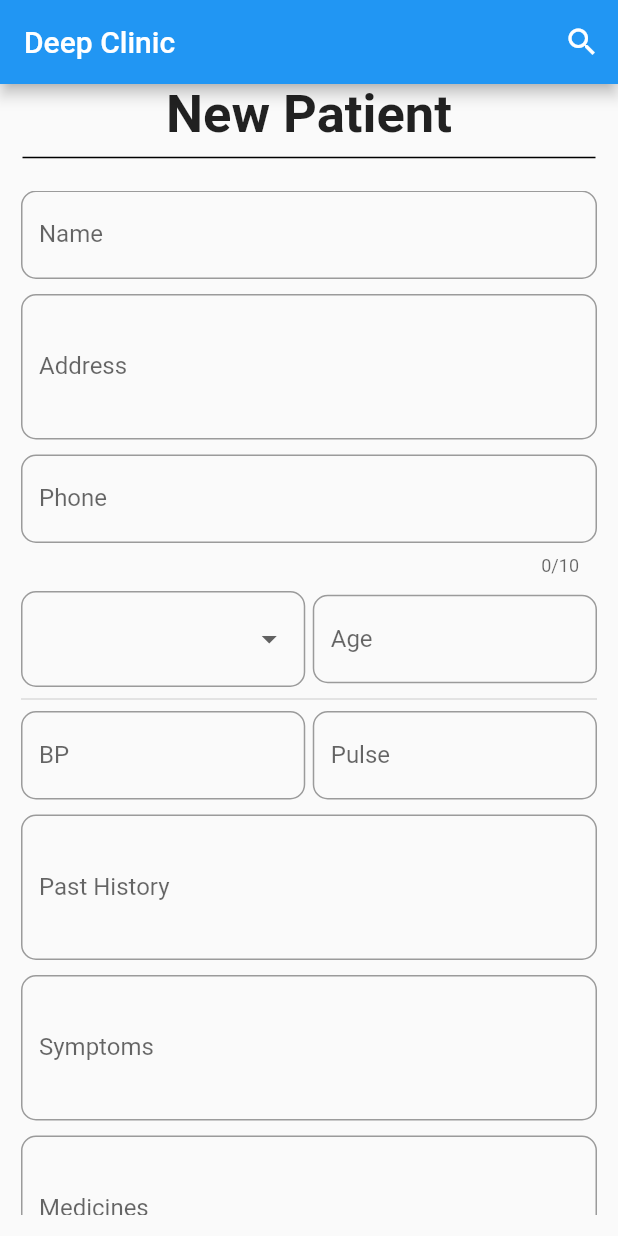
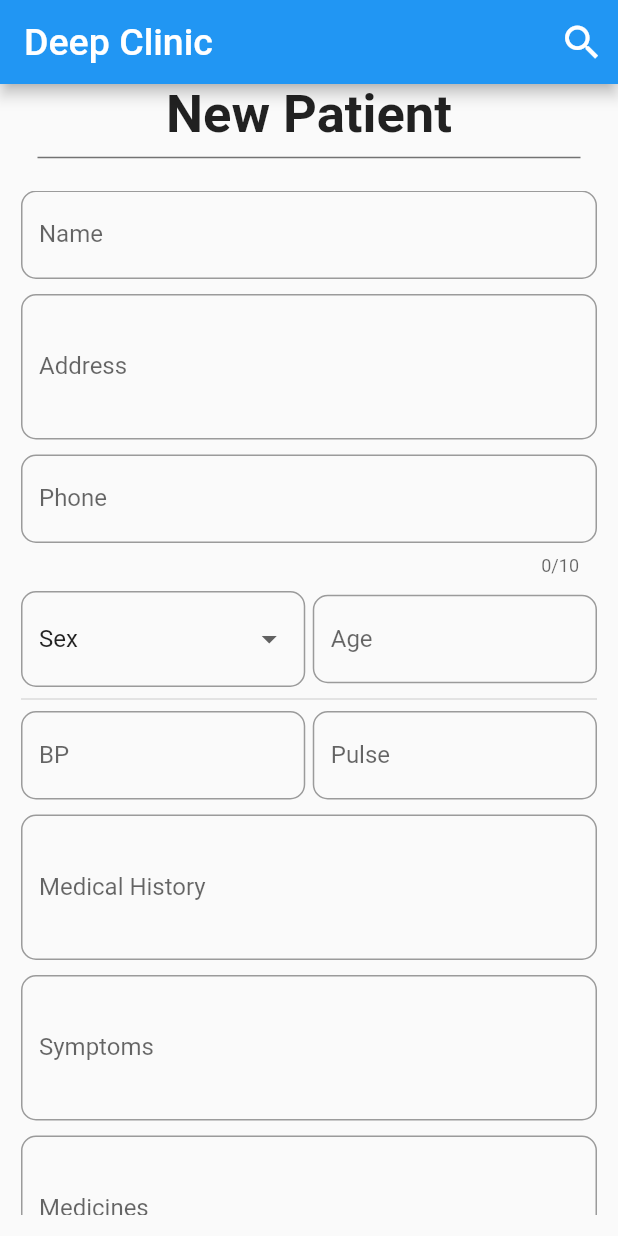
Before and after one commit to vrajbhatt27/clinic, a Flutter app: the screen it shows after launch, on a phone screen of 412 x 824 dp. Run offline on Flutter 3.47's test engine with Material 2 defaults, Android fonts, the phone set to English and light mode, and no system bars; our stand-ins replace hive; accounts and stored records are empty.

Commit message:
Minor change in UI

```diff
--- a/lib/Screens/home.dart
+++ b/lib/Screens/home.dart
@@ -10,19 +10,45 @@ class MyHomePage extends StatefulWidget {
 }
 
 class _MyHomePageState extends State<MyHomePage> {
+  var _controller = ScrollController();
+  var _isVisible = true;
+
   @override
   void initState() {
     super.initState();
     print("Here");
     Provider.of<Patients>(context, listen: false).fetchAndSetData();
+
+    _controller.addListener(() {
+      if (_controller.position.atEdge) {
+        if (_controller.position.pixels > 0) {
+          if (_isVisible) {
+            setState(() {
+              _isVisible = false;
+            });
+          }
+        }
+      } else {
+        if (!_isVisible) {
+          setState(() {
+            _isVisible = true;
+          });
+        }
+      }
+    });
   }
 
   @override
   Widget build(BuildContext context) {
     return Scaffold(
       appBar: AppBar(
-        title: Text("Deep Clinic"),
-        actions: [SearchPatient()],
+        title: Text(
+          "Deep Clinic",
+          style: TextStyle(fontSize: 25),
+        ),
+        actions: [
+          SearchPatient(),
+        ],
       ),
       body: Column(
         children: [
@@ -35,9 +61,9 @@ class _MyHomePageState extends State<MyHomePage> {
           ),
           Divider(
             thickness: 1,
-            color: Colors.black,
-            indent: 15,
-            endIndent: 15,
+            color: Colors.black54,
+            indent: 25,
+            endIndent: 25,
           ),
           // NewPatientForm(),
           Expanded(
@@ -46,6 +72,12 @@ class _MyHomePageState extends State<MyHomePage> {
         ],
       ),
       // SearchPatient(),
+      // floatingActionButton: Visibility(
+      //   visible: _isVisible,
+      //   child: FloatingActionButton(
+      //     onPressed: () {},
+      //   ),
+      // ),
     );
   }
 }
--- a/lib/Widgets/patientFormNew.dart
+++ b/lib/Widgets/patientFormNew.dart
@@ -14,7 +14,7 @@ class _NewPatientFormState extends State<NewPatientForm> {
   final _bpFocusNode = FocusNode();
   final _pulseFocusNode = FocusNode();
   final _historyFocusNode = FocusNode();
-  var _gender = ["Male", "Female", "Other"];
+  var _gender = ["Sex", "Male", "Female", "Other"];
   Map<String, dynamic> tempData = {
     "name": "",
     "address": "",
@@ -29,7 +29,7 @@ class _NewPatientFormState extends State<NewPatientForm> {
     "amount": "",
     "id": "",
   };
-  var _currentSelectedValue;
+  var _currentSelectedValue = "Sex";
 
   var _nameCtrl = TextEditingController();
   var _addressCtrl = TextEditingController();
@@ -287,7 +287,7 @@ class _NewPatientFormState extends State<NewPatientForm> {
               TextFormField(
                 controller: _historyCtrl,
                 decoration: InputDecoration(
-                  labelText: "Past History",
+                  labelText: "Medical History",
                   border: OutlineInputBorder(
                     borderSide: BorderSide(color: Colors.black),
                     borderRadius: BorderRadius.all(Radius.circular(10)),
--- a/lib/Widgets/searchPatient.dart
+++ b/lib/Widgets/searchPatient.dart
@@ -12,7 +12,10 @@ class _SearchPatientState extends State<SearchPatient> {
   @override
   Widget build(BuildContext context) {
     return IconButton(
-      icon: Icon(Icons.search),
+      icon: Icon(
+        Icons.search,
+        size: 30,
+      ),
       onPressed: () {
         final data = Provider.of<Patients>(context, listen: false).data;
         print("\n^^^^^^^^^^^^^^^^^^^^^^^^^^^^^^^^^^^^^^^^^");
```
